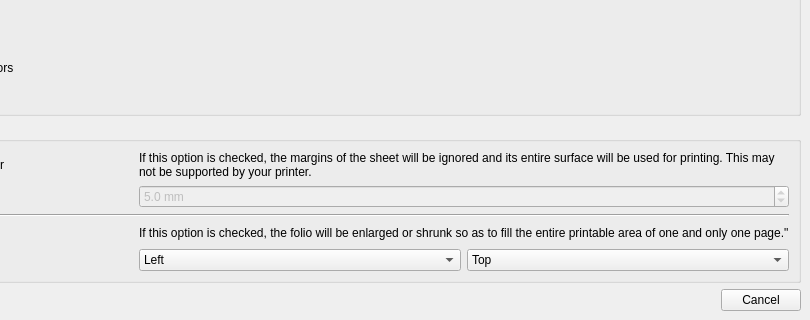
The window that sources/print/projectprintwindow.ui (EmilOsvoll/qelectrotech-source-mirror) describes before a commit, drawn with Qt 5; both pictures show x 146 to 956 and y 234 to 554 of the 956 by 554 pixel window.
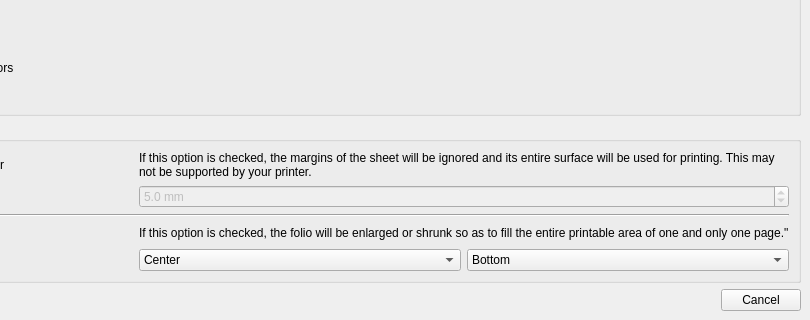
The same window after the commit. Icons and pictures are not drawn.

```diff
--- a/sources/print/projectprintwindow.ui
+++ b/sources/print/projectprintwindow.ui
@@ -291,6 +291,9 @@
         <layout class="QHBoxLayout" name="anchor_layout">
          <item>
           <widget class="QComboBox" name="m_anchor_horizontal_cb">
+           <property name="currentIndex">
+            <number>1</number>
+           </property>
            <item>
             <property name="text">
              <string>Left</string>
@@ -310,6 +313,9 @@
          </item>
          <item>
           <widget class="QComboBox" name="m_anchor_vertical_cb">
+           <property name="currentIndex">
+            <number>2</number>
+           </property>
            <item>
             <property name="text">
              <string>Top</string>
```
